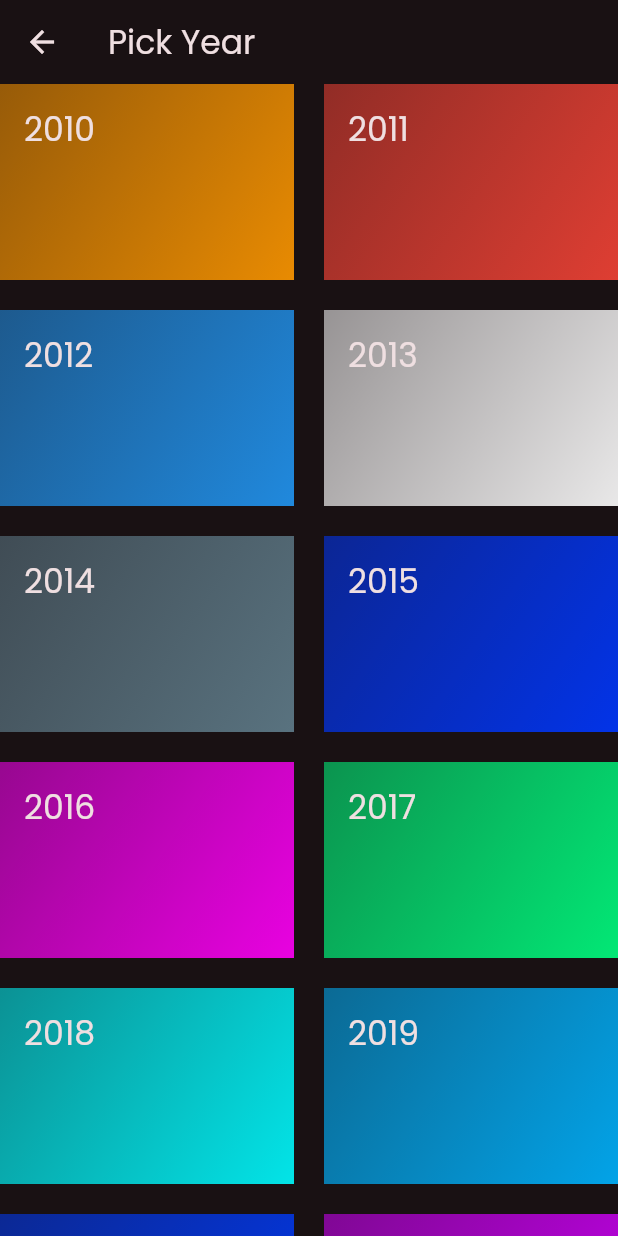
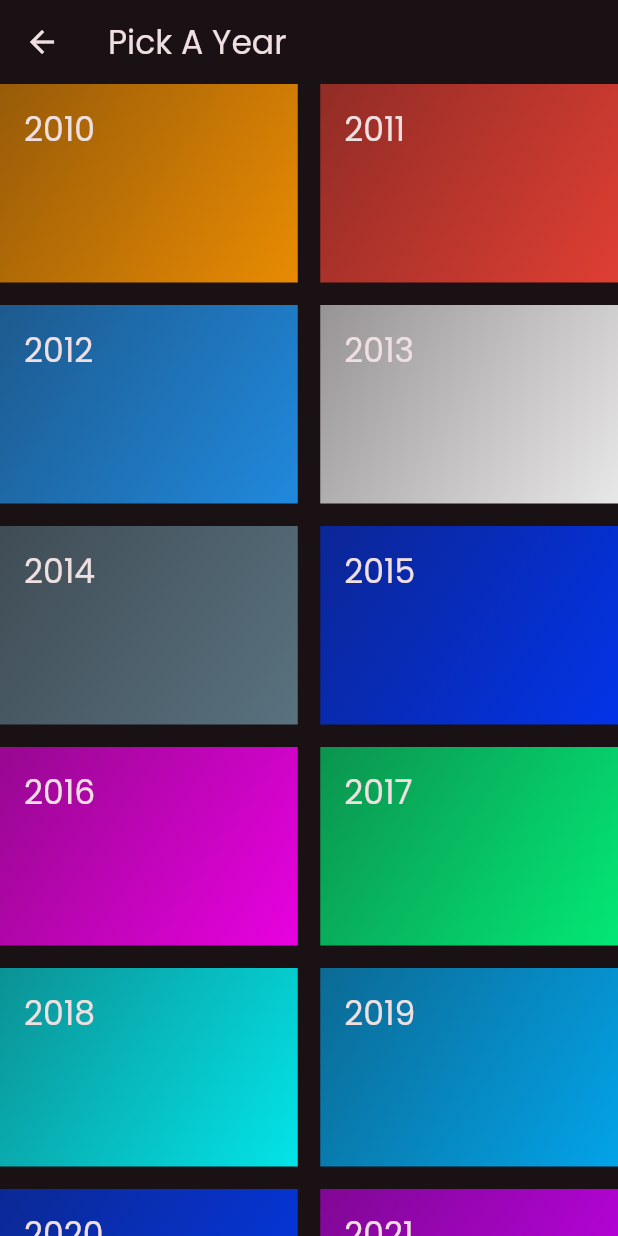
Before and after one commit to adeyemiiiii7/movieflix, a Flutter app: the YearScreen screen opened directly, on a phone screen of 412 x 824 dp. Run offline on Flutter 3.47's test engine with Material 2 defaults, Android fonts, the phone set to English and light mode, and no system bars; our stand-ins replace google_fonts.

Commit message:
modified:   lib/screens/years.dart 	modified:   lib/widgets/year_grid_item.dart

```diff
--- a/lib/screens/years.dart
+++ b/lib/screens/years.dart
@@ -14,14 +14,14 @@ class _YearScreenState extends State<YearScreen> {
   Widget build(BuildContext context) {
     return Scaffold(
       appBar: AppBar(
-        title: const Text('Pick Year'),
+        title: const Text('Pick A Year'),
       ),
       body: GridView(
         gridDelegate: const SliverGridDelegateWithFixedCrossAxisCount(
           crossAxisCount: 2,
           childAspectRatio: 3 / 2,
-          crossAxisSpacing: 20,
-          mainAxisSpacing: 20,
+          crossAxisSpacing: 15,
+          mainAxisSpacing: 15,
         ),
         children: [for (final year in avaliableYears) YearGridItem(year: year)],
       ),
--- a/lib/widgets/year_grid_item.dart
+++ b/lib/widgets/year_grid_item.dart
@@ -11,7 +11,11 @@ class YearGridItem extends StatelessWidget {
 
   @override
   Widget build(BuildContext context) {
-    return Container(
+    return InkWell(
+      onTap: () {},
+      splashColor: Theme.of(context).primaryColor,
+      borderRadius: BorderRadius.circular(16),
+      child: Container(
         padding: const EdgeInsets.all(16),
         decoration: BoxDecoration(
             gradient: LinearGradient(
@@ -28,6 +32,7 @@ class YearGridItem extends StatelessWidget {
                 color: Theme.of(context).colorScheme.onBackground,
               ),
         ),
+      ),
     );
   }
 }
```
Lines whose indentation alone changed are shown as unchanged.
